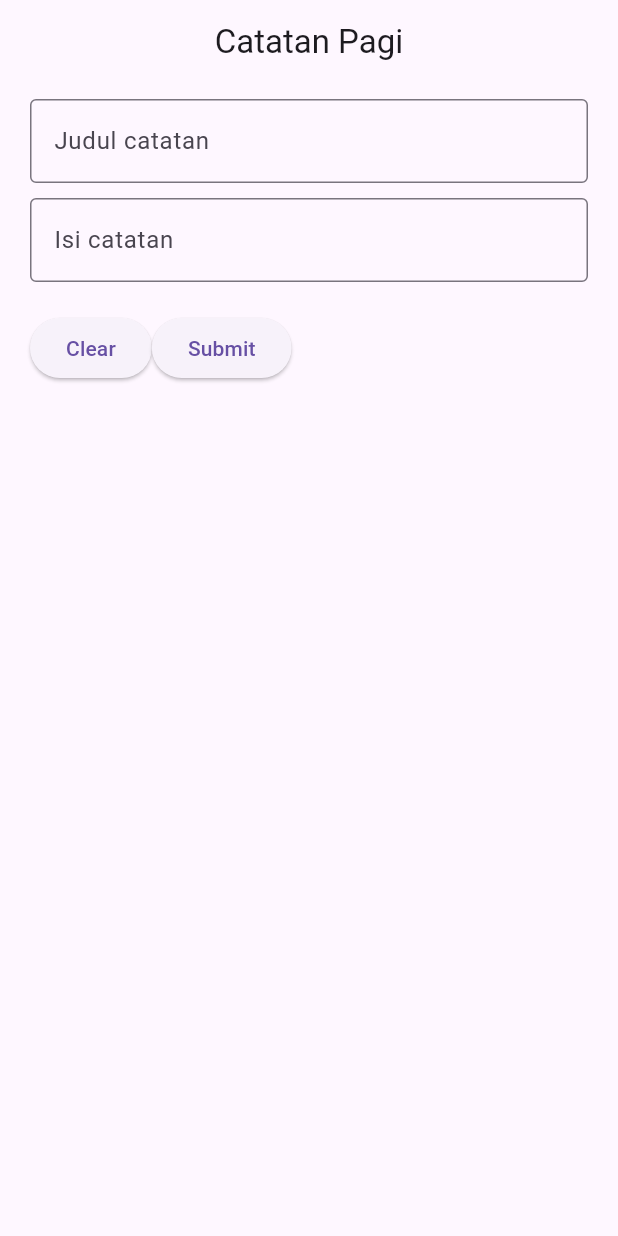
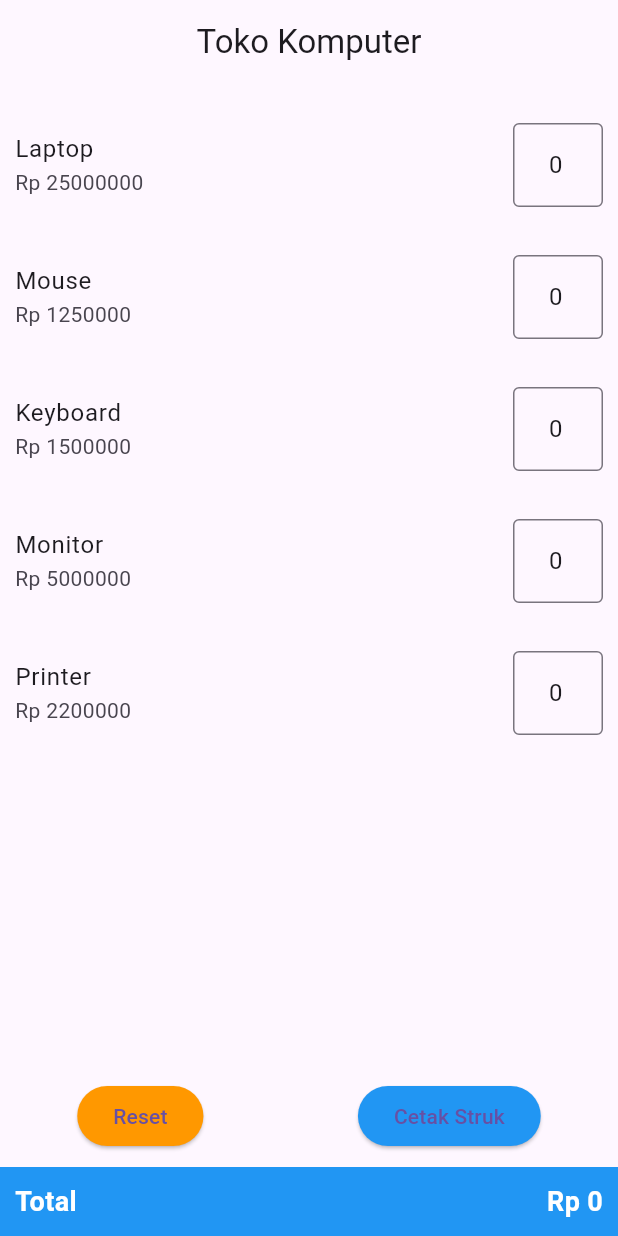
Before and after one commit to AchmadAkbarR/aplikasicatatan, a Flutter app: the screen it shows after launch, on a phone screen of 412 x 824 dp. Run offline on Flutter 3.47's test engine with Material 3 defaults, Android fonts, the phone set to English and light mode, and no system bars.

Commit message:
uts toko komputer

```diff
--- a/lib/main.dart
+++ b/lib/main.dart
@@ -1,4 +1,3 @@
-import 'package:aplikasicatatan/catatan.dart';
 import 'package:flutter/material.dart';
 
 void main() {
@@ -13,62 +12,138 @@ class MainApp extends StatefulWidget {
 }
 
 class _MainAppState extends State<MainApp> {
-  TextEditingController judulCtrl = TextEditingController();
-  TextEditingController isiCtrl = TextEditingController();
-  List<Catatan> listCatatan = [];
+  List<Map<String, dynamic>> items = [
+    {"nama": "Laptop", "harga": 25000000, "jumlah": 0},
+    {"nama": "Mouse", "harga": 1250000, "jumlah": 0},
+    {"nama": "Keyboard", "harga": 1500000, "jumlah": 0},
+    {"nama": "Monitor", "harga": 5000000, "jumlah": 0},
+    {"nama": "Printer", "harga": 2200000, "jumlah": 0},
+  ];
+
+  bool showReceipt = false; // Untuk kontrol tampilan struk
+  int displayedTotal = 0;   // Total yang ditampilkan, hanya diperbarui ketika tombol cetak ditekan
+
+  void reset() {
+    setState(() {
+      for (var item in items) {
+        item["jumlah"] = 0;
+      }
+      showReceipt = false;
+      displayedTotal = 0; // Reset total yang ditampilkan
+    });
+  }
+
+  int calculateTotal() {
+    return items.fold<int>(0, (sum, item) => sum + (item["harga"] as int) * (item["jumlah"] as int));
+  }
 
   @override
   Widget build(BuildContext context) {
     return MaterialApp(
       home: Scaffold(
-        appBar: AppBar(title: Text("Catatan Pagi"),
+        appBar: AppBar(
+          title: const Text("Toko Komputer"),
           centerTitle: true,
         ),
-        body: Container(
-          padding: EdgeInsets.symmetric(horizontal: 20, vertical: 10),
-          child: Column(
+        body: Column(
           children: [
-              TextField(
-                controller: judulCtrl,
-                decoration: InputDecoration(
+            Expanded(
+              child: ListView.builder(
+                padding: const EdgeInsets.all(10),
+                itemCount: items.length,
+                itemBuilder: (context, index) {
+                  TextEditingController jumlahCtrl = TextEditingController(
+                      text: items[index]["jumlah"].toString());
+
+                  return ListTile(
+                    contentPadding: const EdgeInsets.symmetric(vertical: 8.0),
+                    title: Text(items[index]["nama"]),
+                    subtitle: Text("Rp ${items[index]["harga"].toString()}"),
+                    trailing: SizedBox(
+                      width: 60,
+                      child: TextField(
+                        controller: jumlahCtrl,
+                        textAlign: TextAlign.center,
+                        decoration: const InputDecoration(
                           border: OutlineInputBorder(),
-                hintText: "Judul catatan")),
-              const SizedBox(height: 10),
-              TextField(
-                controller: isiCtrl,
-                decoration: InputDecoration(
-                border: OutlineInputBorder(),
-                hintText: "Isi catatan")),
-              const SizedBox(height: 20),
+                        ),
+                        keyboardType: TextInputType.number,
+                        onChanged: (value) {
+                          setState(() {
+                            items[index]["jumlah"] = int.tryParse(value) ?? 0;
+                          });
+                        },
+                      ),
+                    ),
+                  );
+                },
+              ),
+            ),
             Row(
+              mainAxisAlignment: MainAxisAlignment.spaceAround,
               children: [
-                  ElevatedButton(onPressed: () {
-                    judulCtrl.clear();
-                    isiCtrl.clear();
-                  }, child: Text("Clear")),
-                  ElevatedButton(onPressed: () {
+                ElevatedButton(
+                  onPressed: reset,
+                  style: ElevatedButton.styleFrom(backgroundColor: Colors.orange),
+                  child: const Text("Reset"),
+                ),
+                ElevatedButton(
+                  onPressed: () {
                     setState(() {
-                    listCatatan.add(
-                      Catatan(judul: judulCtrl.text, isi: isiCtrl.text)
-                    );
-                    judulCtrl.clear();
-                    isiCtrl.clear();
+                      showReceipt = true;
+                      displayedTotal = calculateTotal(); // Perbarui total saat tombol cetak ditekan
                     });
-
-                  }, child: Text("Submit")),
+                  },
+                  style: ElevatedButton.styleFrom(backgroundColor: Colors.blue),
+                  child: const Text("Cetak Struk"),
+                ),
               ],
             ),
+            const SizedBox(height: 10),
+            if (showReceipt)
               Expanded(
-                child: ListView.builder(
-                  itemCount: listCatatan.length,
-                  itemBuilder: (context, index){
-                return ListTile(
-                  leading: Icon(Icons.note_rounded),
-                  title: Text(listCatatan[index].judul, style: TextStyle(fontWeight: FontWeight.bold),), subtitle: Text(listCatatan[index].isi));
-              }))
+                child: ListView(
+                  children: [
+                    for (var item in items)
+                      if (item["jumlah"] > 0)
+                        ListTile(
+                          leading: const Icon(Icons.receipt),
+                          title: Text("${item["nama"]} x ${item["jumlah"]}"),
+                          trailing: Text(
+                            (item["harga"] * item["jumlah"]).toString(),
+                            style: const TextStyle(fontWeight: FontWeight.bold),
+                          ),
+                        ),
                   ],
                 ),
-        )
+              ),
+            Container(
+              padding: const EdgeInsets.all(10),
+              color: Colors.blue,
+              child: Row(
+                mainAxisAlignment: MainAxisAlignment.spaceBetween,
+                children: [
+                  const Text(
+                    "Total",
+                    style: TextStyle(
+                      color: Colors.white,
+                      fontSize: 18,
+                      fontWeight: FontWeight.bold,
+                    ),
+                  ),
+                  Text(
+                    "Rp $displayedTotal", // Tampilkan total yang hanya diperbarui saat tombol cetak ditekan
+                    style: const TextStyle(
+                      color: Colors.white,
+                      fontSize: 18,
+                      fontWeight: FontWeight.bold,
+                    ),
+                  ),
+                ],
+              ),
+            ),
+          ],
+        ),
       ),
     );
   }
```
Lines whose indentation alone changed are shown as unchanged.
